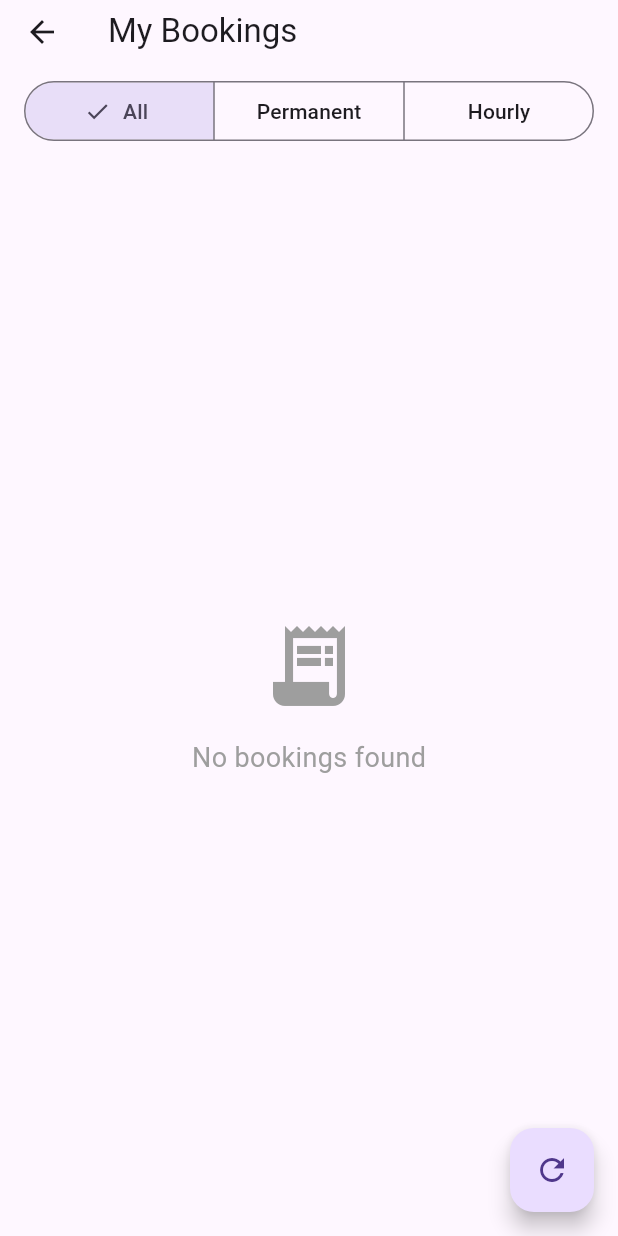
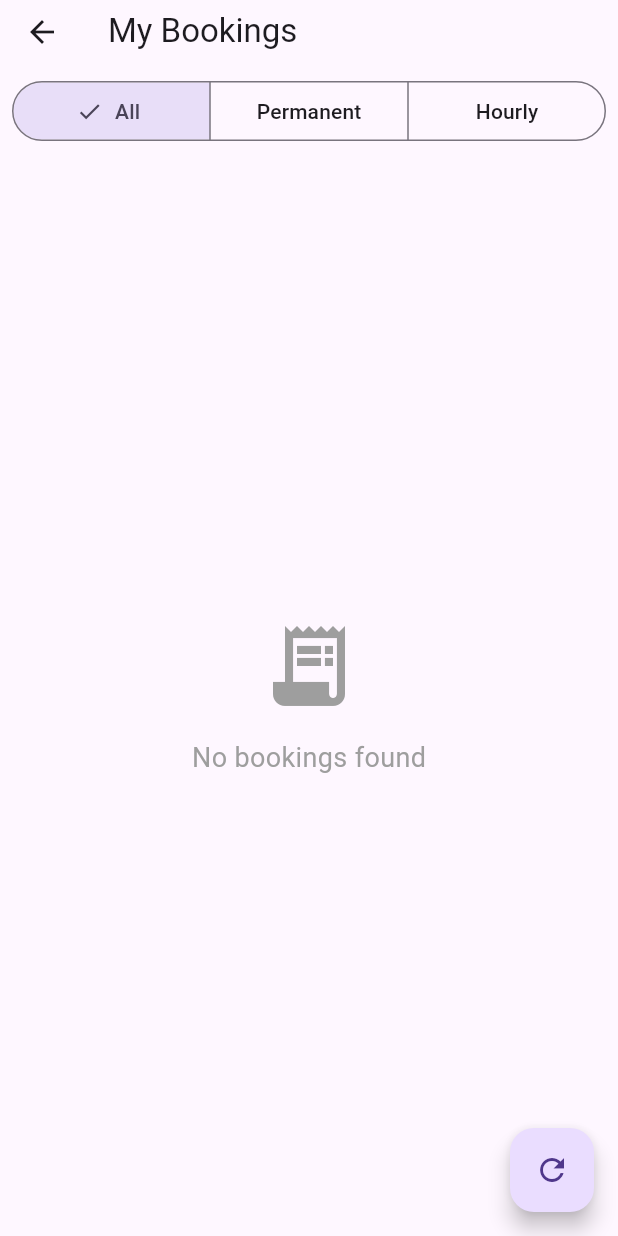
Before and after one commit to LinaMassoud/Fawran, a Flutter app: the BookingsScreen screen opened by its route, on a phone screen of 412 x 824 dp. Run offline on Flutter 3.47's test engine with Material 3 defaults, Android fonts, the phone set to English and light mode, and no system bars; our stand-ins replace flutter_dotenv, flutter_riverpod, flutter_secure_storage, geocoding, geolocator, google_maps_flutter and 1 more; accounts and stored records are empty.

Commit message:
ad vat and fix bookings

```diff
--- a/lib/screens/bookings.dart
+++ b/lib/screens/bookings.dart
@@ -291,7 +291,6 @@ class _BookingsScreenState extends ConsumerState<BookingsScreen> {
 
     return contracts;
   }
-
 @override
 Widget build(BuildContext context) {
   final state = ref.watch(contractsProvider);
@@ -310,16 +309,36 @@ class _BookingsScreenState extends ConsumerState<BookingsScreen> {
       bottom: PreferredSize(
         preferredSize: const Size.fromHeight(50),
         child: Container(
-            margin: const EdgeInsets.symmetric(horizontal: 16, vertical: 8),
+          margin: const EdgeInsets.symmetric(horizontal: 8, vertical: 8), // reduced from 16
           child: Row(
             children: [
               Expanded(
                 child: SegmentedButton<String>(
                   segments: const [
-                      ButtonSegment(value: 'all', label: Text('All')),
                     ButtonSegment(
-                          value: 'permanent', label: Text('Permanent')),
-                      ButtonSegment(value: 'hourly', label: Text('Hourly')),
+                      value: 'all',
+                      label: Text(
+                        'All',
+                        overflow: TextOverflow.ellipsis,
+                        softWrap: false,
+                      ),
+                    ),
+                    ButtonSegment(
+                      value: 'permanent',
+                      label: Text(
+                        'Permanent',
+                        overflow: TextOverflow.ellipsis,
+                        softWrap: false,
+                      ),
+                    ),
+                    ButtonSegment(
+                      value: 'hourly',
+                      label: Text(
+                        'Hourly',
+                        overflow: TextOverflow.ellipsis,
+                        softWrap: false,
+                      ),
+                    ),
                   ],
                   selected: {_selectedTab},
                   onSelectionChanged: (Set<String> selection) {
@@ -347,12 +366,12 @@ class _BookingsScreenState extends ConsumerState<BookingsScreen> {
                     child: Column(
                       mainAxisAlignment: MainAxisAlignment.center,
                       children: [
-                          Icon(Icons.receipt_long,
-                              size: 64, color: Colors.grey),
+                        Icon(Icons.receipt_long, size: 64, color: Colors.grey),
                         SizedBox(height: 16),
-                          Text("No bookings found",
-                              style:
-                                  TextStyle(fontSize: 18, color: Colors.grey)),
+                        Text(
+                          "No bookings found",
+                          style: TextStyle(fontSize: 18, color: Colors.grey),
+                        ),
                       ],
                     ),
                   );
@@ -369,4 +388,6 @@ class _BookingsScreenState extends ConsumerState<BookingsScreen> {
     ),
   );
 }
+
+
 }
```
Lines whose indentation alone changed are shown as unchanged.
